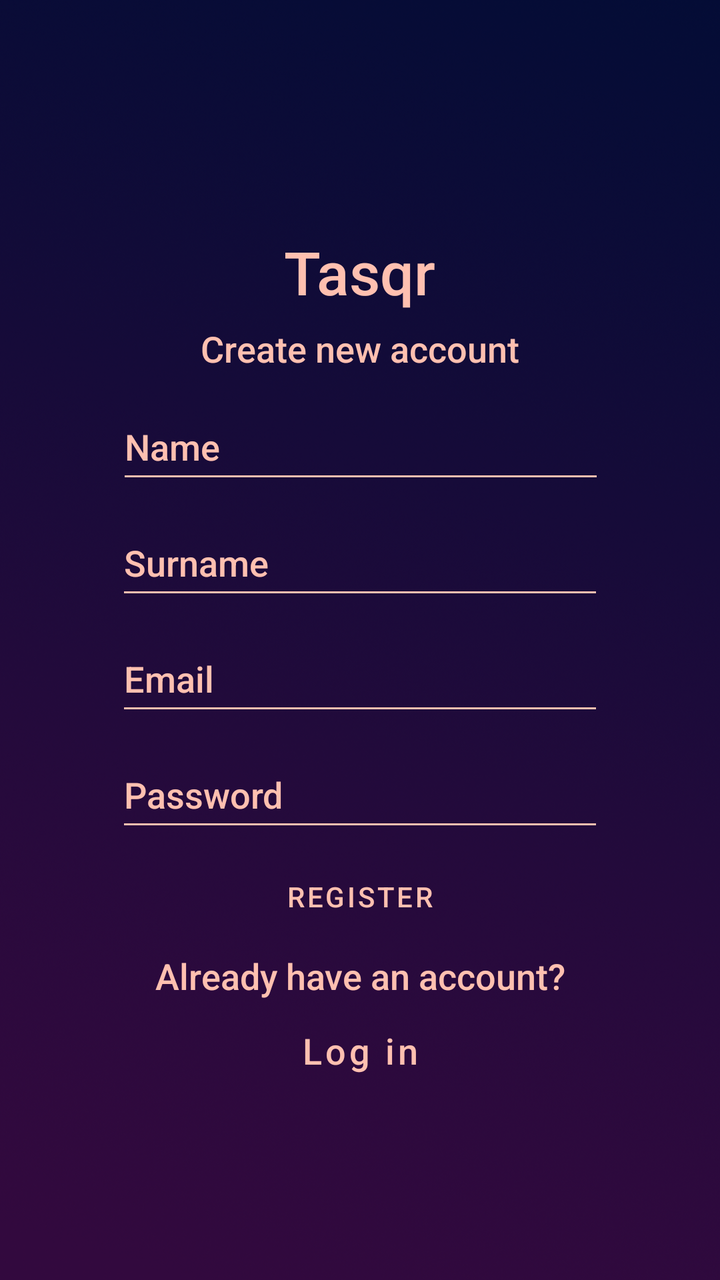
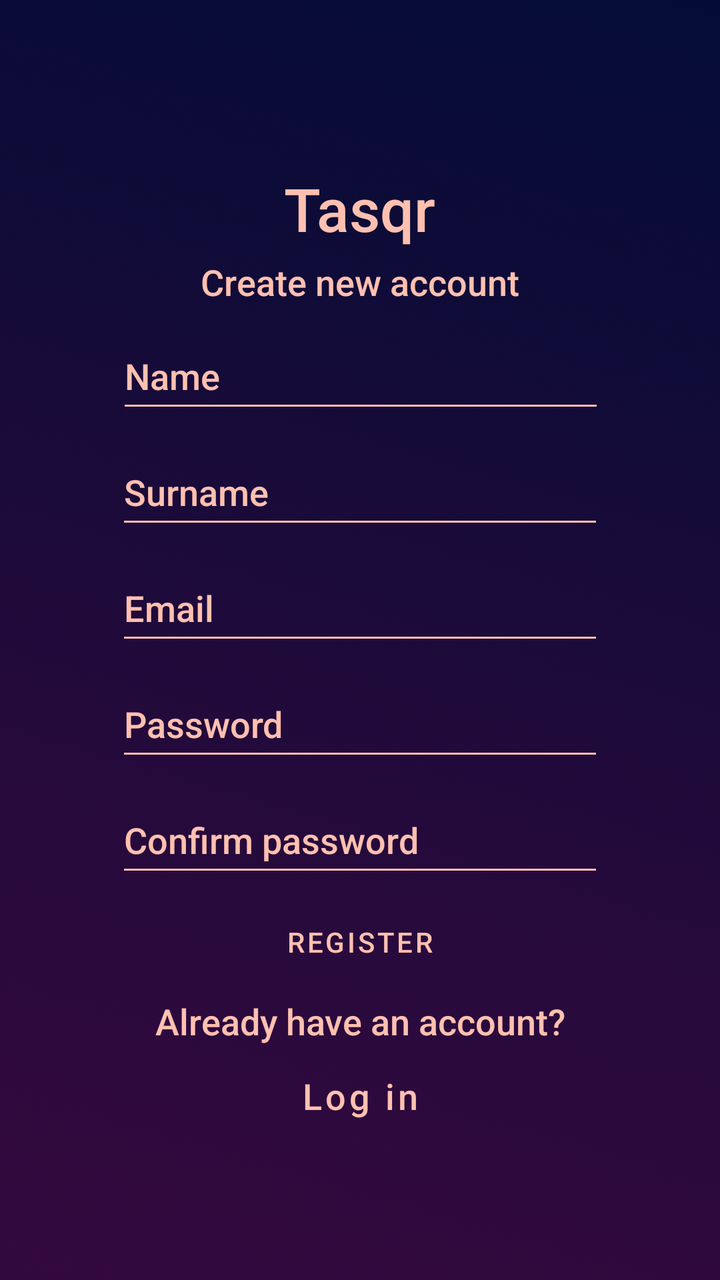

Compare the two renders of this Android layout. The source of the first and the diff that turns it into the second are given below.
<!-- AndroidManifest.xml: activity theme Theme.Tasqr_NoToolBar -->
<!-- res/layout/activity_register.xml -->
<?xml version="1.0" encoding="utf-8"?>
<androidx.constraintlayout.widget.ConstraintLayout xmlns:android="http://schemas.android.com/apk/res/android"
    xmlns:app="http://schemas.android.com/apk/res-auto"
    xmlns:tools="http://schemas.android.com/tools"
    android:layout_width="match_parent"
    android:layout_height="match_parent"
    android:background="@drawable/backgroundlogin"
    tools:context=".RegisterActivity">

    <EditText
        android:id="@+id/name_textfield"
        android:layout_width="244dp"
        android:layout_height="50dp"
        android:layout_marginBottom="8dp"
        android:backgroundTint="@color/text_color"
        android:ems="10"
        android:fontFamily="sans-serif-medium"
        android:hint="@string/name"
        android:inputType="textPersonName"
        android:textColor="@color/text_color"
        android:textColorHint="@color/text_color"
        app:layout_constraintBottom_toTopOf="@+id/surname_textfield"
        app:layout_constraintEnd_toEndOf="parent"
        app:layout_constraintHorizontal_bias="0.502"
        app:layout_constraintStart_toStartOf="parent" />

    <TextView
        android:id="@+id/Tasqr"
        android:layout_width="wrap_content"
        android:layout_height="wrap_content"
        android:fontFamily="sans-serif-medium"
        android:text="@string/app_name"
        android:textColor="@color/text_color"
        android:textSize="30sp"
        app:layout_constraintBottom_toTopOf="@+id/account_creation_text"
        app:layout_constraintEnd_toEndOf="parent"
        app:layout_constraintStart_toStartOf="parent"
        app:layout_constraintTop_toTopOf="parent"
        app:layout_constraintVertical_bias="0.95" />

    <TextView
        android:id="@+id/other_option"
        android:layout_width="wrap_content"
        android:layout_height="wrap_content"
        android:layout_marginTop="8dp"
        android:fontFamily="sans-serif-medium"
        android:text="@string/already_have"
        android:textColor="@color/text_color"
        android:textSize="18sp"
        app:layout_constraintEnd_toEndOf="parent"
        app:layout_constraintStart_toStartOf="parent"
        app:layout_constraintTop_toBottomOf="@+id/register_button" />

    <Button
        android:id="@+id/login_activity_button"
        android:layout_width="147dp"
        android:layout_height="44dp"
        android:layout_marginTop="3dp"
        android:background="@android:color/transparent"
        android:text="@string/login_in"
        android:textAllCaps="false"
        android:textColor="@color/text_color"
        android:textSize="18sp"
        app:layout_constraintEnd_toEndOf="parent"
        app:layout_constraintStart_toStartOf="parent"
        app:layout_constraintTop_toBottomOf="@+id/other_option" />

    <EditText
        android:id="@+id/email_textfield"
        android:layout_width="244dp"
        android:layout_height="50dp"
        android:backgroundTint="@color/text_color"
        android:ems="10"
        android:fontFamily="sans-serif-medium"
        android:hint="@string/email"
        android:inputType="textEmailAddress"
        android:textColor="@color/text_color"
        android:textColorHint="@color/text_color"
        app:layout_constraintBottom_toBottomOf="parent"
        app:layout_constraintEnd_toEndOf="parent"
        app:layout_constraintStart_toStartOf="parent"
        app:layout_constraintTop_toTopOf="parent"
        app:layout_constraintVertical_bias="0.53" />

    <EditText
        android:id="@+id/password_textfield"
        android:layout_width="244dp"
        android:layout_height="50dp"
        android:layout_marginTop="8dp"
        android:backgroundTint="@color/text_color"
        android:ems="10"
        android:fontFamily="sans-serif-medium"
        android:hint="@string/password"
        android:inputType="textPassword"
        android:textColor="@color/text_color"
        android:textColorHint="@color/text_color"
        app:layout_constraintEnd_toEndOf="parent"
        app:layout_constraintStart_toStartOf="parent"
        app:layout_constraintTop_toBottomOf="@+id/email_textfield" />

    <TextView
        android:id="@+id/account_creation_text"
        android:layout_width="wrap_content"
        android:layout_height="wrap_content"
        android:fontFamily="sans-serif-medium"
        android:text="@string/creation"
        android:textColor="@color/text_color"
        android:textSize="18sp"
        app:layout_constraintBottom_toTopOf="@+id/name_textfield"
        app:layout_constraintEnd_toEndOf="parent"
        app:layout_constraintStart_toStartOf="parent"
        app:layout_constraintTop_toTopOf="parent"
        app:layout_constraintVertical_bias="0.94" />

    <EditText
        android:id="@+id/surname_textfield"
        android:layout_width="244dp"
        android:layout_height="50dp"
        android:layout_marginBottom="8dp"
        android:backgroundTint="@color/text_color"
        android:ems="10"
        android:fontFamily="sans-serif-medium"
        android:hint="@string/surname"
        android:inputType="textPersonName"
        android:textColor="@color/text_color"
        android:textColorHint="@color/text_color"
        app:layout_constraintBottom_toTopOf="@+id/email_textfield"
        app:layout_constraintEnd_toEndOf="parent"
        app:layout_constraintStart_toStartOf="parent" />

    <Button
        android:id="@+id/register_button"
        android:layout_width="244dp"
        android:layout_height="39dp"
        android:layout_marginTop="8dp"
        android:background="@android:color/transparent"
        android:text="@string/register"
        android:textColor="@color/text_color"
        android:textSize="14sp"
        app:layout_constraintEnd_toEndOf="parent"
        app:layout_constraintStart_toStartOf="parent"
        app:layout_constraintTop_toBottomOf="@+id/password_textfield" />
</androidx.constraintlayout.widget.ConstraintLayout>
<!-- resources referenced by this layout -->
<resources>
  <color name="text_color">#FFC0B0</color>
  <!-- drawable backgroundlogin: jpg bitmap (drawable, 9335 bytes) -->
  <string name="already_have">Already have an account?</string>
  <string name="app_name">Tasqr</string>
  <string name="creation">Create new account</string>
  <string name="email">Email</string>
  <string name="login_in">Log in</string>
  <string name="name">Name</string>
  <string name="password">Password</string>
  <string name="register">Register</string>
  <string name="surname">Surname</string>
  <style name="Theme.Tasqr_NoToolBar" parent="Theme.MaterialComponents.Light.NoActionBar">
          
          <item name="colorPrimary">@color/tasqr_yellow</item>
          <item name="colorPrimaryVariant">@color/purple_700</item>
          <item name="colorOnPrimary">@color/white</item>
          
          <item name="colorSecondary">@color/teal_200</item>
          <item name="colorSecondaryVariant">@color/teal_700</item>
          <item name="colorOnSecondary">@color/black</item>
          
          <item name="android:statusBarColor">@color/status_bar_color</item>
          
      </style>
  <color name="tasqr_yellow">#FFD900</color>
  <color name="purple_700">#FF3700B3</color>
  <color name="white">#FFFFFFFF</color>
  <color name="teal_200">#FF03DAC5</color>
  <color name="teal_700">#FF018786</color>
  <color name="black">#FF000000</color>
  <color name="status_bar_color">#070C36</color>
</resources>

<!-- the commit's change to res/layout/activity_register.xml (unified diff, before → after) -->
@@ -80,7 +80,7 @@
         app:layout_constraintEnd_toEndOf="parent"
         app:layout_constraintStart_toStartOf="parent"
         app:layout_constraintTop_toTopOf="parent"
-        app:layout_constraintVertical_bias="0.53" />
+        app:layout_constraintVertical_bias="0.47" />
 
     <EditText
         android:id="@+id/password_textfield"
@@ -139,5 +139,21 @@
         android:textSize="14sp"
         app:layout_constraintEnd_toEndOf="parent"
         app:layout_constraintStart_toStartOf="parent"
+        app:layout_constraintTop_toBottomOf="@+id/confirmpassword_textfield" />
+
+    <EditText
+        android:id="@+id/confirmpassword_textfield"
+        android:layout_width="244dp"
+        android:layout_height="50dp"
+        android:layout_marginTop="8dp"
+        android:ems="10"
+        android:fontFamily="sans-serif-medium"
+        android:hint="@string/confirmpassword"
+        android:inputType="textPassword"
+        android:textColor="@color/text_color"
+        android:textColorHint="@color/text_color"
+        android:backgroundTint="@color/text_color"
+        app:layout_constraintEnd_toEndOf="parent"
+        app:layout_constraintStart_toStartOf="parent"
         app:layout_constraintTop_toBottomOf="@+id/password_textfield" />
 </androidx.constraintlayout.widget.ConstraintLayout>
<!-- resource entries referenced after the edit -->
@@ -4,6 +4,7 @@
   <!-- drawable backgroundlogin: jpg bitmap (drawable, 9335 bytes) -->
   <string name="already_have">Already have an account?</string>
   <string name="app_name">Tasqr</string>
+  <string name="confirmpassword">Confirm password</string>
   <string name="creation">Create new account</string>
   <string name="email">Email</string>
   <string name="login_in">Log in</string>
